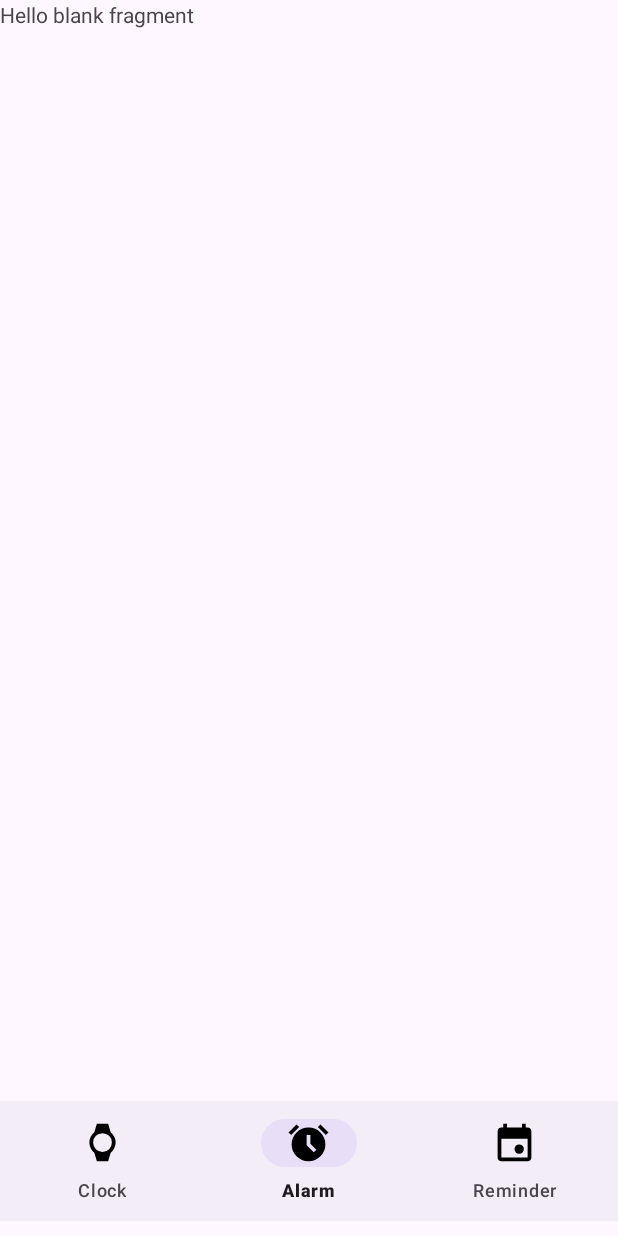
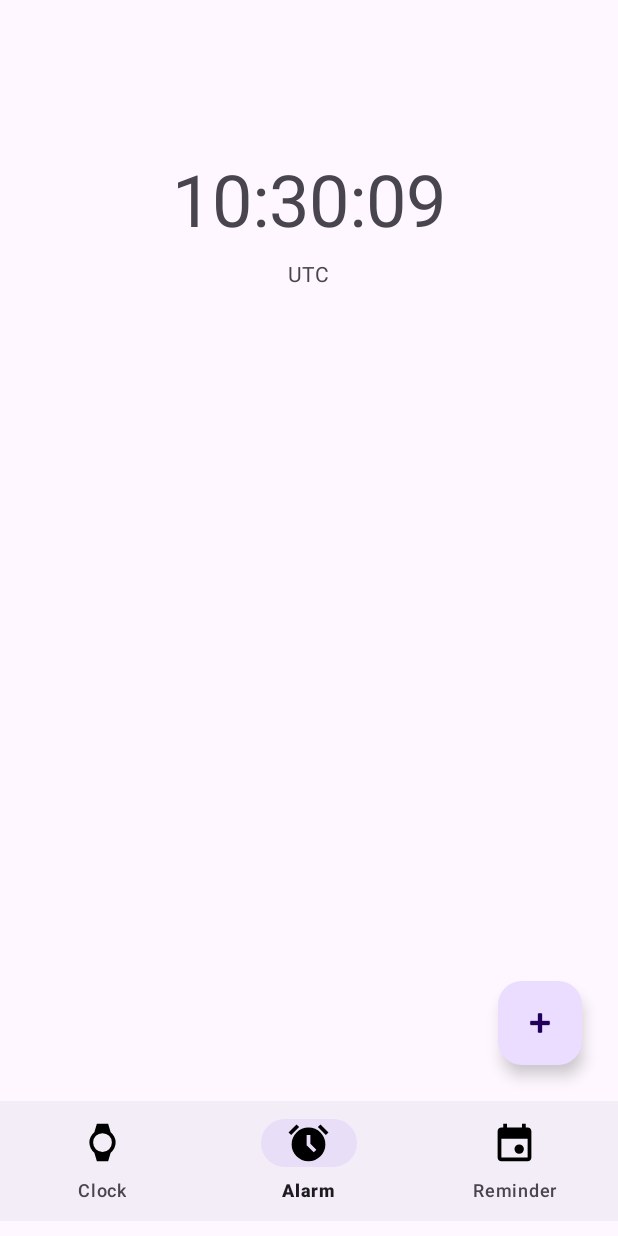
Before and after one commit to sasanklakimsetti/Reminder-Pro, an Android app: the screen it shows after launch (MainActivity), item 2 of the bottom bar chosen, on a phone screen of 412 x 824 dp. Run offline under Robolectric (Android 15) with nearby library versions, the phone set to English and light mode, and no system bars; 1 statement that could not run was skipped.

Commit message:
Not working on alarms, just implementing reminder

```diff
--- a/app/src/main/java/com/sasank/reminderpro/AlarmFragment.kt
+++ /dev/null
@@ -1,59 +0,0 @@
-package com.sasank.reminderpro
-
-import android.os.Bundle
-import androidx.fragment.app.Fragment
-import android.view.LayoutInflater
-import android.view.View
-import android.view.ViewGroup
-
-// TODO: Rename parameter arguments, choose names that match
-// the fragment initialization parameters, e.g. ARG_ITEM_NUMBER
-private const val ARG_PARAM1 = "param1"
-private const val ARG_PARAM2 = "param2"
-
-/**
- * A simple [Fragment] subclass.
- * Use the [AlarmFragment.newInstance] factory method to
- * create an instance of this fragment.
- */
-class AlarmFragment : Fragment() {
-    // TODO: Rename and change types of parameters
-    private var param1: String? = null
-    private var param2: String? = null
-
-    override fun onCreate(savedInstanceState: Bundle?) {
-        super.onCreate(savedInstanceState)
-        arguments?.let {
-            param1 = it.getString(ARG_PARAM1)
-            param2 = it.getString(ARG_PARAM2)
-        }
-    }
-
-    override fun onCreateView(
-        inflater: LayoutInflater, container: ViewGroup?,
-        savedInstanceState: Bundle?
-    ): View? {
-        // Inflate the layout for this fragment
-        return inflater.inflate(R.layout.fragment_alarm, container, false)
-    }
-
-    companion object {
-        /**
-         * Use this factory method to create a new instance of
-         * this fragment using the provided parameters.
-         *
-         * @param param1 Parameter 1.
-         * @param param2 Parameter 2.
-         * @return A new instance of fragment AlarmFragment.
-         */
-        // TODO: Rename and change types and number of parameters
-        @JvmStatic
-        fun newInstance(param1: String, param2: String) =
-            AlarmFragment().apply {
-                arguments = Bundle().apply {
-                    putString(ARG_PARAM1, param1)
-                    putString(ARG_PARAM2, param2)
-                }
-            }
-    }
-}
--- a/app/src/main/java/com/sasank/reminderpro/MainActivity.kt
+++ b/app/src/main/java/com/sasank/reminderpro/MainActivity.kt
@@ -3,10 +3,9 @@ package com.sasank.reminderpro
 import android.os.Bundle
 import androidx.activity.enableEdgeToEdge
 import androidx.appcompat.app.AppCompatActivity
-import androidx.core.view.ViewCompat
-import androidx.core.view.WindowInsetsCompat
 import androidx.fragment.app.Fragment
 import com.google.android.material.bottomnavigation.BottomNavigationView
+import com.sasank.reminderpro.ui.alarm.AlarmFragment
 
 class MainActivity : AppCompatActivity() {
     override fun onCreate(savedInstanceState: Bundle?) {
--- a/app/src/main/java/com/sasank/reminderpro/data/AlarmDatabase.kt
+++ /dev/null
@@ -1 +0,0 @@
-package com.sasank.reminderpro.data
--- a/app/src/main/java/com/sasank/reminderpro/receiver/AlarmReceiver.kt
+++ /dev/null
@@ -1,4 +0,0 @@
-package com.sasank.reminderpro.receiver
-
-class AlarmReceiver {
-}
--- a/app/src/main/java/com/sasank/reminderpro/service/AlarmService.kt
+++ /dev/null
@@ -1,4 +0,0 @@
-package com.sasank.reminderpro.service
-
-class AlarmService {
-}
--- a/app/src/main/java/com/sasank/reminderpro/ui/alarm/AlarmEditAlarmBottomSheet.kt
+++ /dev/null
@@ -1,4 +0,0 @@
-package com.sasank.reminderpro.ui.alarm
-
-class AlarmEditAlarmBottomSheet {
-}
--- a/app/src/main/java/com/sasank/reminderpro/ui/alarm/AlarmListAdapter.kt
+++ /dev/null
@@ -1,4 +0,0 @@
-package com.sasank.reminderpro.ui.alarm
-
-class AlarmListAdapter {
-}
--- a/app/src/main/java/com/sasank/reminderpro/ui/alarm/AlarmViewHolder.kt
+++ /dev/null
@@ -1,4 +0,0 @@
-package com.sasank.reminderpro.ui.alarm
-
-class AlarmViewHolder {
-}
--- a/app/src/main/java/com/sasank/reminderpro/ui/alarm/AlarmViewModel.kt
+++ /dev/null
@@ -1,4 +0,0 @@
-package com.sasank.reminderpro.ui.alarm
-
-class AlarmViewModel {
-}
--- a/app/src/main/java/com/sasank/reminderpro/utils/AlarmUtils.kt
+++ /dev/null
@@ -1,4 +0,0 @@
-package com.sasank.reminderpro.utils
-
-class AlarmUtils {
-}
--- a/app/src/main/res/layout/fragment_alarm.xml
+++ /dev/null
@@ -1,14 +0,0 @@
-<?xml version="1.0" encoding="utf-8"?>
-<FrameLayout xmlns:android="http://schemas.android.com/apk/res/android"
-    xmlns:tools="http://schemas.android.com/tools"
-    android:layout_width="match_parent"
-    android:layout_height="match_parent"
-    tools:context=".AlarmFragment">
-
-    <!-- TODO: Update blank fragment layout -->
-    <TextView
-        android:layout_width="match_parent"
-        android:layout_height="match_parent"
-        android:text="@string/hello_blank_fragment" />
-
-</FrameLayout>
```
Also changed, not shown: app/src/main/java/com/sasank/reminderpro/ReminderFragment.kt (deleted, +0 -59 lines), app/src/main/java/com/sasank/reminderpro/data/Alarm.kt (deleted, +0 -36 lines), app/src/main/java/com/sasank/reminderpro/data/AlarmDao.kt (deleted, +0 -17 lines), app/src/main/res/layout/fragment_reminder.xml (deleted, +0 -14 lines).
